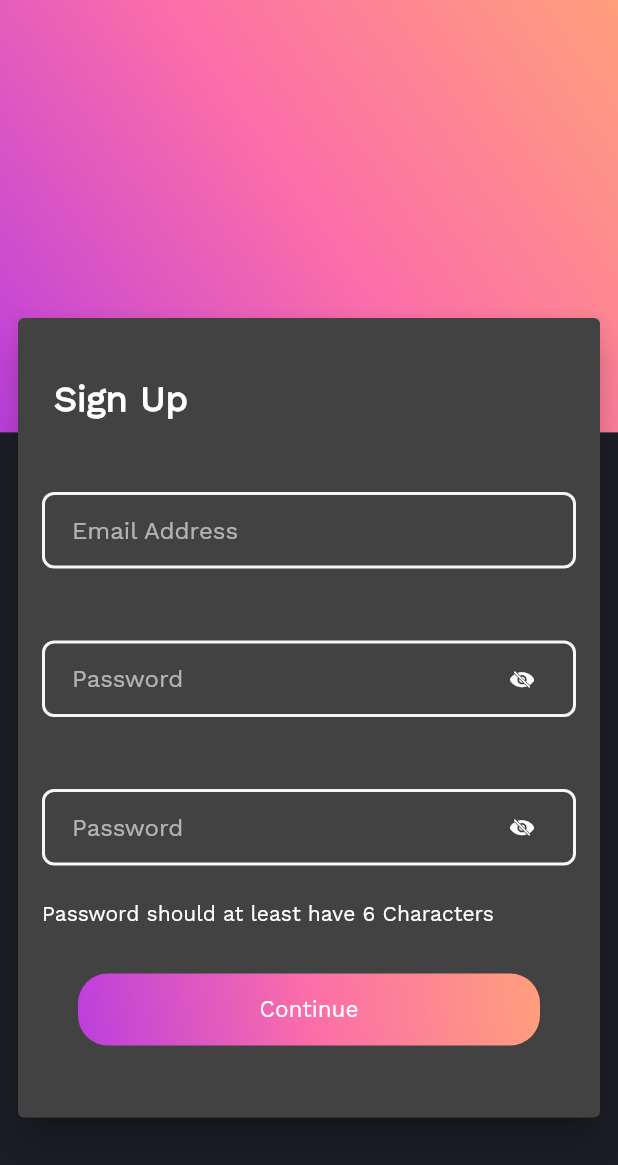
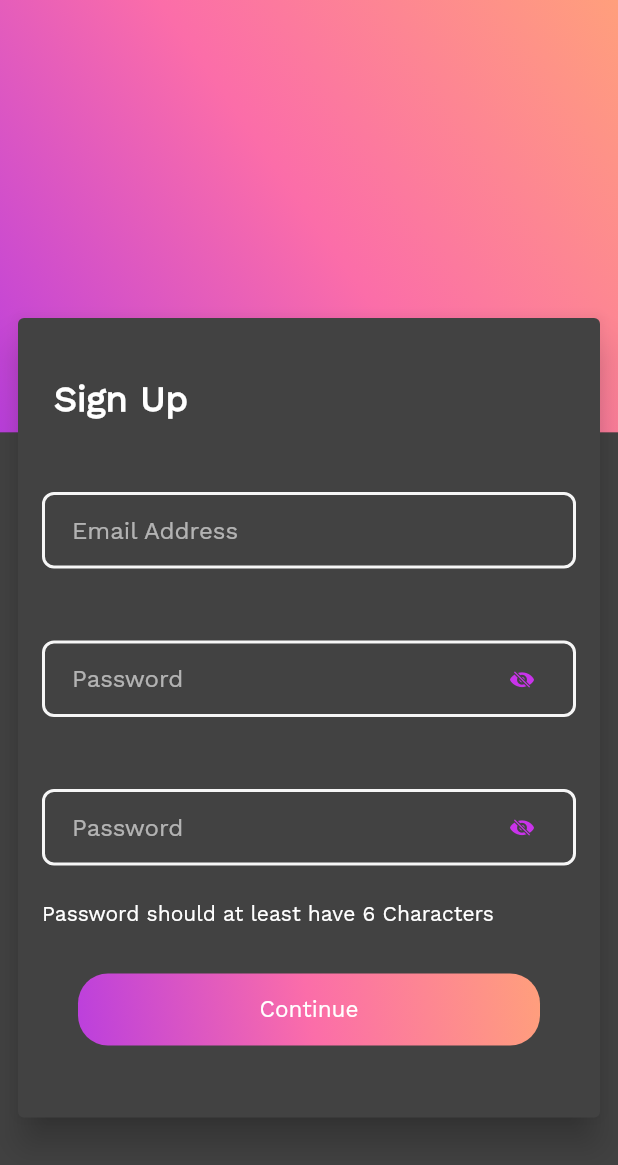
Before and after one commit to AnujCtrl/Crime-Mapping, a Flutter app: the screen it shows after launch, after a tap on "Sign Up", on a phone screen of 412 x 824 dp. Shown: the top 1165 px of the screen. Run offline on Flutter 3.47's test engine with Material 2 defaults, Android fonts, the phone set to English and light mode, and no system bars; our stand-ins replace cloud_firestore, firebase_auth, firebase_core, firebase_storage, flutter_spinkit, geolocator and 1 more; missing offline and left inert: google_maps_flutter_heatmap; accounts and stored records are empty.

Commit message:
minor error corrected

```diff
--- a/lib/Screens/Welcome_screen.dart
+++ b/lib/Screens/Welcome_screen.dart
@@ -1,5 +1,6 @@
 import 'package:crimemapping/Screens/signup_screen.dart';
 import 'package:crimemapping/Widgets/button_tile.dart';
+import 'package:crimemapping/palette.dart';
 import 'package:flutter/material.dart';
 
 import 'login_screen.dart';
@@ -43,7 +44,9 @@ class _WelcomeScreenState extends State<WelcomeScreen> {
               alignment: AlignmentDirectional.bottomCenter,
               child: Text(
                 'Terms of Service & Privacy Policy',
-                style: TextStyle(decoration: TextDecoration.underline),
+                style: TextStyle(
+                    decoration: TextDecoration.underline,
+                    color: kSecondaryColor),
               ),
             ),
           )
--- a/lib/Screens/home_screen.dart
+++ b/lib/Screens/home_screen.dart
@@ -561,7 +561,9 @@ class _HomeScreenState extends State<HomeScreen> {
                   print(report.homeAddress);
                   print(report.photoUrl);
                   _firestore.collection('report').add({
-                    'photoUrl': report.photoUrl,
+                    'photoUrl': report.photoUrl == null
+                        ? 'https://i.imgur.com/oO6KOxx.png'
+                        : report.photoUrl,
                     'datetimeNo': report.caseId,
                     'caseid': report.caseId.toString(),
                     'crimeType': report.crimeType,
--- a/lib/Screens/profile_settings_screen.dart
+++ b/lib/Screens/profile_settings_screen.dart
@@ -132,6 +132,7 @@ class _ProfileScreenState extends State<ProfileScreen> {
                   Center(
                     child: CircleAvatar(
                       backgroundImage: NetworkImage(photoImageUrl),
+                      backgroundColor: kBackGroundColor,
                       radius: 80,
                     ),
                   ),
--- a/lib/Screens/signup_screen.dart
+++ b/lib/Screens/signup_screen.dart
@@ -111,12 +111,12 @@ class _SignUpScreenState extends State<SignUpScreen> {
                                     ? Icon(
                                         CupertinoIcons.eye_slash_fill,
                                         size: 16,
-                                        color: kTextColor,
+                                        color: kPrimaryColor,
                                       )
                                     : Icon(
                                         CupertinoIcons.eye_fill,
                                         size: 16,
-                                        color: kTextColor,
+                                        color: kPrimaryColor,
                                       ),
                                 label: SizedBox(),
                               ),
@@ -144,12 +144,12 @@ class _SignUpScreenState extends State<SignUpScreen> {
                                     ? Icon(
                                         CupertinoIcons.eye_slash_fill,
                                         size: 16,
-                                        color: kTextColor,
+                                        color: kPrimaryColor,
                                       )
                                     : Icon(
                                         CupertinoIcons.eye_fill,
                                         size: 16,
-                                        color: kTextColor,
+                                        color: kPrimaryColor,
                                       ),
                                 label: SizedBox(),
                               ),
--- a/lib/palette.dart
+++ b/lib/palette.dart
@@ -6,7 +6,7 @@ Color kButtonBackground = Color(0xFF1D1D27);
 
 Color kPrimaryColor = Color(0xFFC933EB);
 Color kSecondaryColor = Color(0xFFFC76A1);
-Color kBackGroundColor = Color(0xFF1D1D26);
+Color kBackGroundColor = Color(0xFF424242);
 Color kLightPrimaryColor = Color(0xFFbe95c4);
 Color kExtraLightPrimaryColor = Color(0xFFe0b1cb);
 var kGradientColor = [
```
Also changed, not shown: lib/Screens/login_screen.dart (+13 -15 lines).
